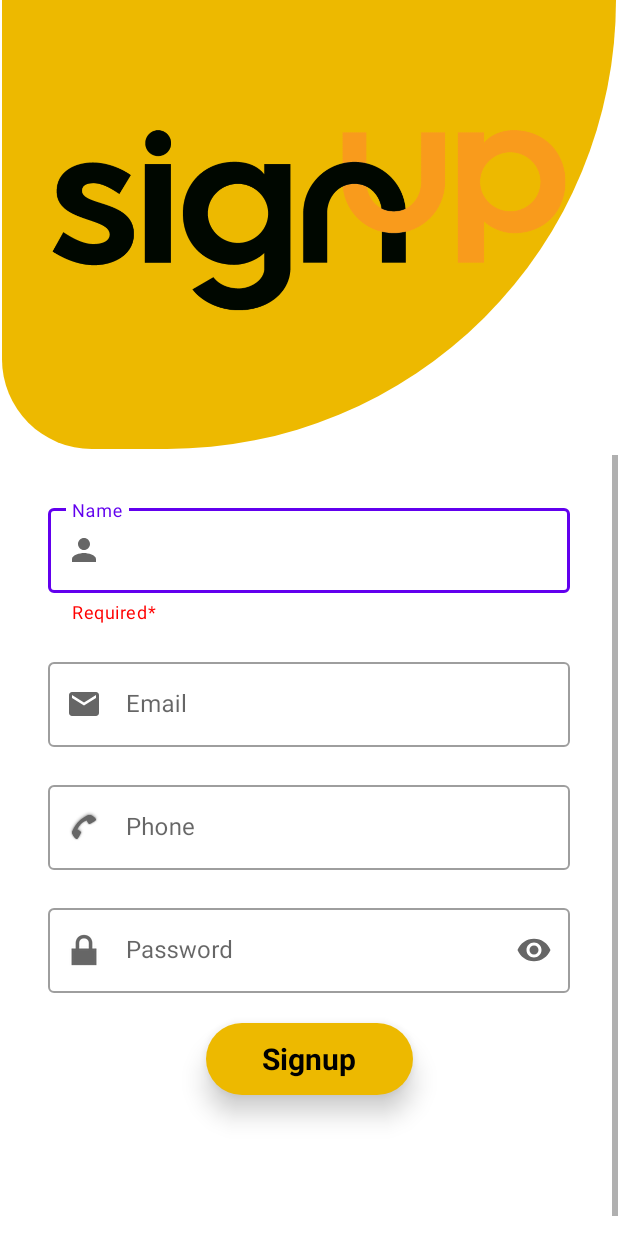
After one commit to Kedar200/Hypertext-Assassins, an Android app: the Signup screen opened directly, with no data from a screen before it, on a phone screen of 412 x 824 dp. The commit adds this screen. Run offline under Robolectric (Android 15) with nearby library versions, the phone set to English and light mode, and no system bars.

Commit message:
login and signup updated

```diff
--- /dev/null
+++ b/app/src/main/java/com/example/hypertextassassins/Signup.java
@@ -0,0 +1,17 @@
+package com.example.hypertextassassins;
+
+import android.os.Bundle;
+
+import androidx.appcompat.app.AppCompatActivity;
+
+public class Signup extends AppCompatActivity {
+    @Override
+    protected void onCreate(Bundle savedInstanceState) {
+        super.onCreate(savedInstanceState);
+        setContentView(R.layout.signup);
+        getSupportActionBar().hide();
+
+
+    }
+
+}
--- /dev/null
+++ b/app/src/main/res/drawable/ic_baseline_lock_24.xml
@@ -0,0 +1,5 @@
+<vector android:height="24dp" android:tint="#000000"
+    android:viewportHeight="24" android:viewportWidth="24"
+    android:width="24dp" xmlns:android="http://schemas.android.com/apk/res/android">
+    <path android:fillColor="@android:color/white" android:pathData="M18,8h-1L17,6c0,-2.76 -2.24,-5 -5,-5S7,3.24 7,6v2L6,8c-1.1,0 -2,0.9 -2,2v10c0,1.1 0.9,2 2,2h12c1.1,0 2,-0.9 2,-2L20,10c0,-1.1 -0.9,-2 -2,-2zM12,17c-1.1,0 -2,-0.9 -2,-2s0.9,-2 2,-2 2,0.9 2,2 -0.9,2 -2,2zM15.1,8L8.9,8L8.9,6c0,-1.71 1.39,-3.1 3.1,-3.1 1.71,0 3.1,1.39 3.1,3.1v2z"/>
+</vector>
--- a/app/src/main/res/drawable/person.xml
+++ b/app/src/main/res/drawable/person.xml
@@ -1,9 +1,5 @@
-<vector xmlns:android="http://schemas.android.com/apk/res/android"
-    android:width="32dp"
-    android:height="32dp"
-    android:viewportWidth="24.0"
-    android:viewportHeight="24.0">
-    <path
-        android:fillColor="#FFFFFFFF"
-        android:pathData="M12,12c2.21,0 4,-1.79 4,-4s-1.79,-4 -4,-4 -4,1.79 -4,4 1.79,4 4,4zM12,14c-2.67,0 -8,1.34 -8,4v2h16v-2c0,-2.66 -5.33,-4 -8,-4z"/>
+<vector android:height="24dp" android:tint="#000000"
+    android:viewportHeight="24" android:viewportWidth="24"
+    android:width="24dp" xmlns:android="http://schemas.android.com/apk/res/android">
+    <path android:fillColor="@android:color/white" android:pathData="M12,12c2.21,0 4,-1.79 4,-4s-1.79,-4 -4,-4 -4,1.79 -4,4 1.79,4 4,4zM12,14c-2.67,0 -8,1.34 -8,4v2h16v-2c0,-2.66 -5.33,-4 -8,-4z"/>
 </vector>
--- /dev/null
+++ b/app/src/main/res/layout/signup.xml
@@ -0,0 +1,161 @@
+<?xml version="1.0" encoding="utf-8"?>
+<androidx.constraintlayout.widget.ConstraintLayout xmlns:android="http://schemas.android.com/apk/res/android"
+    android:layout_width="match_parent"
+    xmlns:app="http://schemas.android.com/apk/res-auto"
+    android:layout_height="match_parent">
+
+    <ImageView
+        android:id="@+id/imageView5"
+        android:layout_width="376dp"
+        android:layout_height="294dp"
+        android:elevation="10dp"
+        app:layout_constraintBottom_toBottomOf="parent"
+        app:layout_constraintEnd_toEndOf="parent"
+        app:layout_constraintStart_toStartOf="parent"
+        app:layout_constraintTop_toTopOf="parent"
+        app:layout_constraintVertical_bias="0.0"
+        app:srcCompat="@drawable/signup_logo" />
+
+    <ImageView
+        android:id="@+id/signup_header"
+        android:layout_width="409dp"
+        android:layout_height="299dp"
+        app:layout_constraintEnd_toEndOf="parent"
+        app:layout_constraintStart_toStartOf="parent"
+        app:layout_constraintTop_toTopOf="parent"
+        app:srcCompat="@drawable/figure">
+    </ImageView>
+
+    <ScrollView
+        android:id="@+id/scrollView2"
+        android:layout_width="match_parent"
+        android:layout_height="wrap_content"
+        android:layout_marginTop="4dp"
+        app:layout_constraintBottom_toBottomOf="parent"
+        app:layout_constraintEnd_toEndOf="parent"
+        app:layout_constraintHorizontal_bias="0.0"
+        app:layout_constraintStart_toStartOf="parent"
+        app:layout_constraintTop_toBottomOf="@+id/signup_header"
+        app:layout_constraintVertical_bias="0.0">
+
+    <LinearLayout
+        android:layout_width="match_parent"
+        android:layout_height="wrap_content"
+        android:orientation="vertical">
+
+        <com.google.android.material.textfield.TextInputLayout
+            android:id="@+id/name"
+            style="@style/Widget.MaterialComponents.TextInputLayout.OutlinedBox"
+            android:layout_width="match_parent"
+            android:layout_height="wrap_content"
+            android:layout_marginStart="32dp"
+            android:layout_marginTop="30dp"
+            android:layout_marginEnd="32dp"
+            android:hint="Name"
+            android:paddingBottom="20dp"
+            app:helperText="Required*"
+            app:helperTextTextColor="@color/red"
+            app:layout_constraintEnd_toEndOf="parent"
+            app:layout_constraintHorizontal_bias="0.0"
+            app:layout_constraintStart_toStartOf="parent"
+            app:layout_constraintTop_toTopOf="parent"
+            app:startIconDrawable="@drawable/person">
+
+            <com.google.android.material.textfield.TextInputEditText
+                android:id="@+id/textInputEditText"
+                android:layout_width="match_parent"
+                android:layout_height="wrap_content" />
+        </com.google.android.material.textfield.TextInputLayout>
+
+        <com.google.android.material.textfield.TextInputLayout
+            android:id="@+id/email"
+            style="@style/Widget.MaterialComponents.TextInputLayout.OutlinedBox"
+            android:layout_width="match_parent"
+            android:layout_height="wrap_content"
+            android:layout_marginStart="32dp"
+            android:layout_marginEnd="32dp"
+            android:hint="Email"
+            android:paddingBottom="20dp"
+            app:layout_constraintBottom_toTopOf="@+id/password"
+            app:layout_constraintEnd_toEndOf="parent"
+            app:layout_constraintStart_toStartOf="parent"
+            app:layout_constraintTop_toBottomOf="@+id/name"
+            app:startIconCheckable="false"
+            app:startIconDrawable="@drawable/ic_baseline_email_24"
+            app:suffixText="\@iiitvadodara.ac.in">
+
+            <com.google.android.material.textfield.TextInputEditText
+                android:id="@+id/email_edt"
+                android:layout_width="match_parent"
+                android:layout_height="wrap_content" />
+        </com.google.android.material.textfield.TextInputLayout>
+
+        <com.google.android.material.textfield.TextInputLayout
+            android:id="@+id/phone"
+            style="@style/Widget.MaterialComponents.TextInputLayout.OutlinedBox"
+            android:layout_width="match_parent"
+            android:layout_height="wrap_content"
+            android:layout_gravity="center"
+            android:layout_marginStart="32dp"
+            android:layout_marginEnd="32dp"
+            android:hint="Phone"
+            android:paddingBottom="20dp"
+            app:layout_constraintBottom_toTopOf="@+id/signup"
+            app:layout_constraintEnd_toEndOf="parent"
+            app:layout_constraintStart_toStartOf="parent"
+            app:layout_constraintTop_toBottomOf="@+id/password"
+            app:startIconDrawable="@android:drawable/stat_sys_phone_call">
+
+            <com.google.android.material.textfield.TextInputEditText
+                android:id="@+id/phone_edt"
+                android:layout_width="match_parent"
+                android:layout_height="wrap_content" />
+        </com.google.android.material.textfield.TextInputLayout>
+
+        <com.google.android.material.textfield.TextInputLayout
+            android:id="@+id/password"
+            style="@style/Widget.MaterialComponents.TextInputLayout.OutlinedBox"
+            android:layout_width="match_parent"
+            android:layout_height="wrap_content"
+            android:layout_marginStart="32dp"
+            android:layout_marginEnd="32dp"
+            android:hint="Password"
+            android:paddingBottom="20dp"
+            app:endIconMode="password_toggle"
+            app:layout_constraintBottom_toTopOf="@+id/phone"
+            app:layout_constraintEnd_toEndOf="parent"
+            app:layout_constraintStart_toStartOf="parent"
+            app:layout_constraintTop_toBottomOf="@+id/email"
+            app:startIconDrawable="@android:drawable/ic_lock_lock">
+
+            <com.google.android.material.textfield.TextInputEditText
+                android:id="@+id/password_edt"
+                android:layout_width="match_parent"
+                android:layout_height="wrap_content"
+                android:inputType="textPassword" />
+        </com.google.android.material.textfield.TextInputLayout>
+
+        <TextView
+            android:id="@+id/signup"
+            android:layout_width="138dp"
+            android:layout_height="48dp"
+            android:layout_marginStart="137dp"
+            android:layout_marginEnd="137dp"
+            android:layout_marginBottom="912dp"
+            android:background="@drawable/button_curve"
+            android:elevation="10dp"
+            android:gravity="center"
+            android:text="Signup"
+            android:textColor="#000000"
+            android:textSize="20sp"
+            android:textStyle="bold"
+            app:layout_constraintBottom_toBottomOf="parent"
+            app:layout_constraintEnd_toEndOf="parent"
+            app:layout_constraintHorizontal_bias="0.0"
+            app:layout_constraintStart_toStartOf="parent"
+            app:layout_constraintTop_toBottomOf="@+id/scrollView2" />
+
+    </LinearLayout>
+    </ScrollView>
+
+</androidx.constraintlayout.widget.ConstraintLayout>
```
Also changed, not shown: app/src/main/AndroidManifest.xml (+8 -4 lines), app/src/main/java/com/example/hypertextassassins/Login.java (added, +35 -0 lines), app/src/main/res/drawable/header_signup.xml (added, +9 -0 lines), app/src/main/res/layout/login.xml (added, +127 -0 lines), app/src/main/res/drawable-v24/login.png (added), app/src/main/res/drawable-v24/signup_logo.png (added), app/src/main/res/drawable/login.png (deleted), app/src/main/res/drawable/unnamed.png (deleted), 1 other file.
